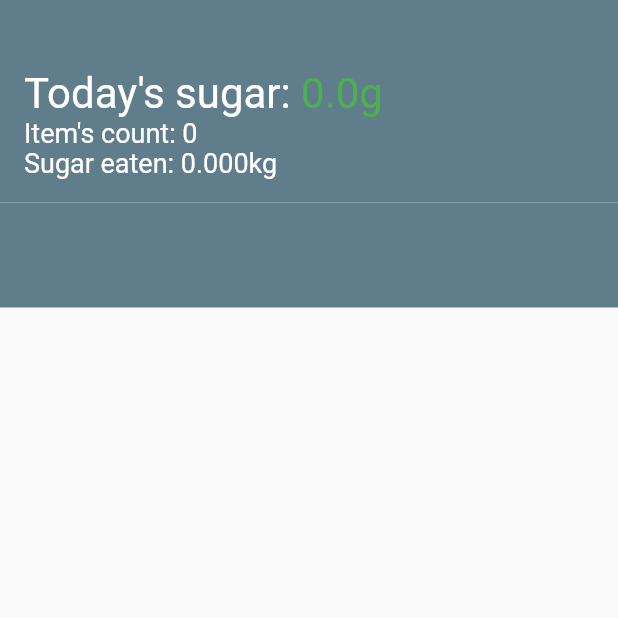
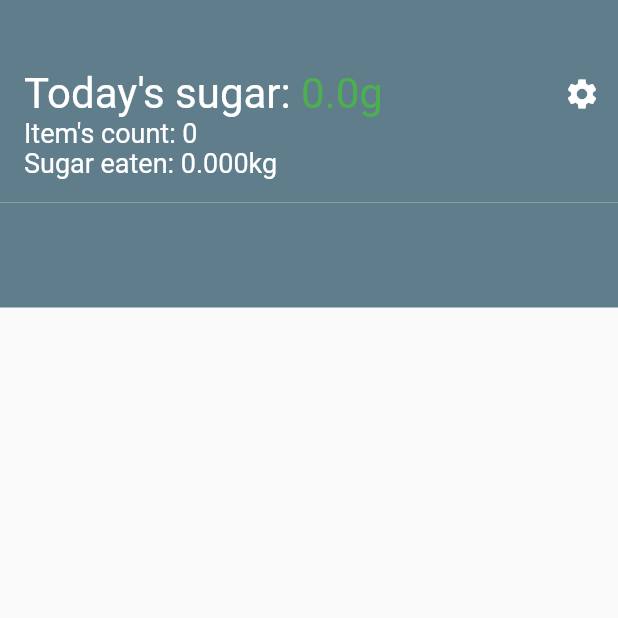
Before and after one commit to darekbx/flutter-sugar, a Flutter app: the screen it shows after launch, on a phone screen of 412 x 824 dp, the top half of it. Run offline on Flutter 3.47's test engine with Material 2 defaults, Android fonts, the phone set to English and light mode, and no system bars; our stand-ins replace sqflite; accounts and stored records are empty.

Commit message:
Added keystore, and settings button

```diff
--- a/lib/main.dart
+++ b/lib/main.dart
@@ -10,6 +10,7 @@ class SugarApp extends StatelessWidget {
       title: 'Sugar',
       theme: ThemeData(primarySwatch: Colors.blueGrey),
       home: SugarPage(title: 'Sugar'),
+
     );
   }
 }
--- a/lib/summary.dart
+++ b/lib/summary.dart
@@ -47,14 +47,23 @@ class Summary extends StatelessWidget {
             child: Column(
                 crossAxisAlignment: CrossAxisAlignment.start,
                 children: <Widget>[
-                  Row(children: <Widget>[
+                  Row(
+                    children: <Widget>[
                     defaultText('Today\'s sugar: ', 28),
-                    defaultText("${_todaysSugarFormatted()}g", 28, ColorTool.colorByAmount(_todaysSugar())),
+                    defaultText("${_todaysSugarFormatted()}g", 28, ColorTool.colorByAmount(_todaysSugar()))
                   ]),
                   defaultText('Item\'s count: ${_itemsCount()}', 18),
                   defaultText('Sugar eaten: ${_sugarEatenFormatted()}kg', 18),
-                ]))
-      ]));
+                ])),
+                Spacer(flex: 2),
+                Padding(
+                  padding: EdgeInsets.only(bottom: 10),
+                  child:
+                    IconButton(
+                      icon: Icon(Icons.settings, color: Colors.white),
+                      onPressed: () { },
+                    )
+  )]));
 
   Widget defaultText(String text, double size, [Color color = Colors.white]) =>
       Text(
```
Also changed, not shown: 2 other files.
